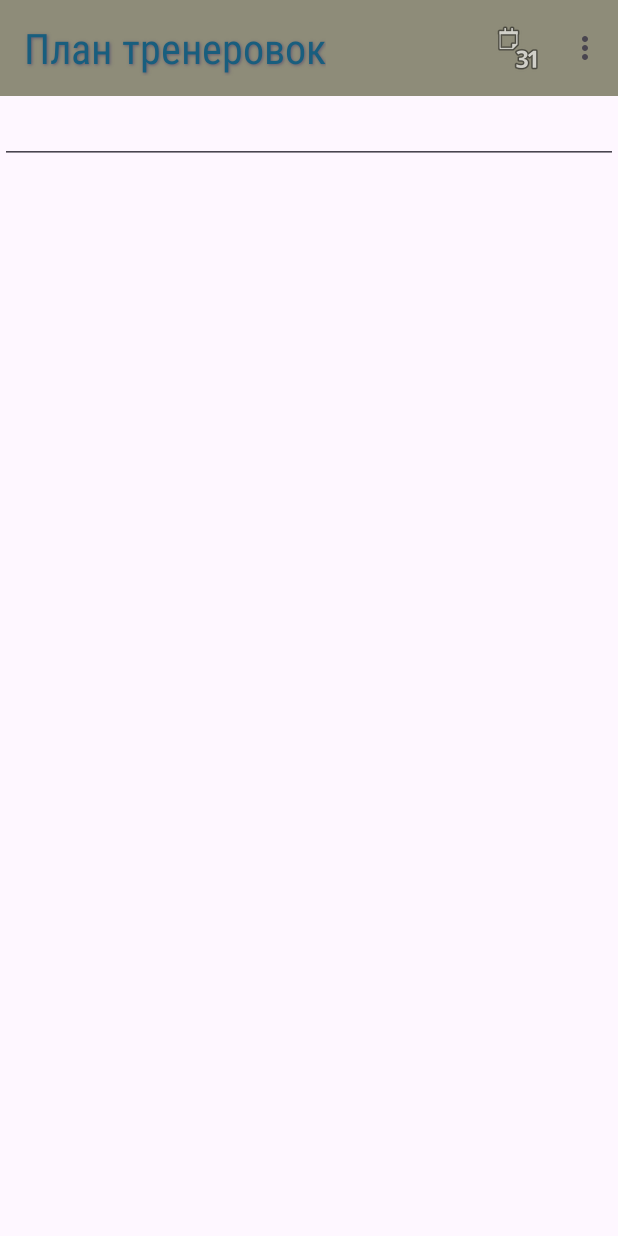
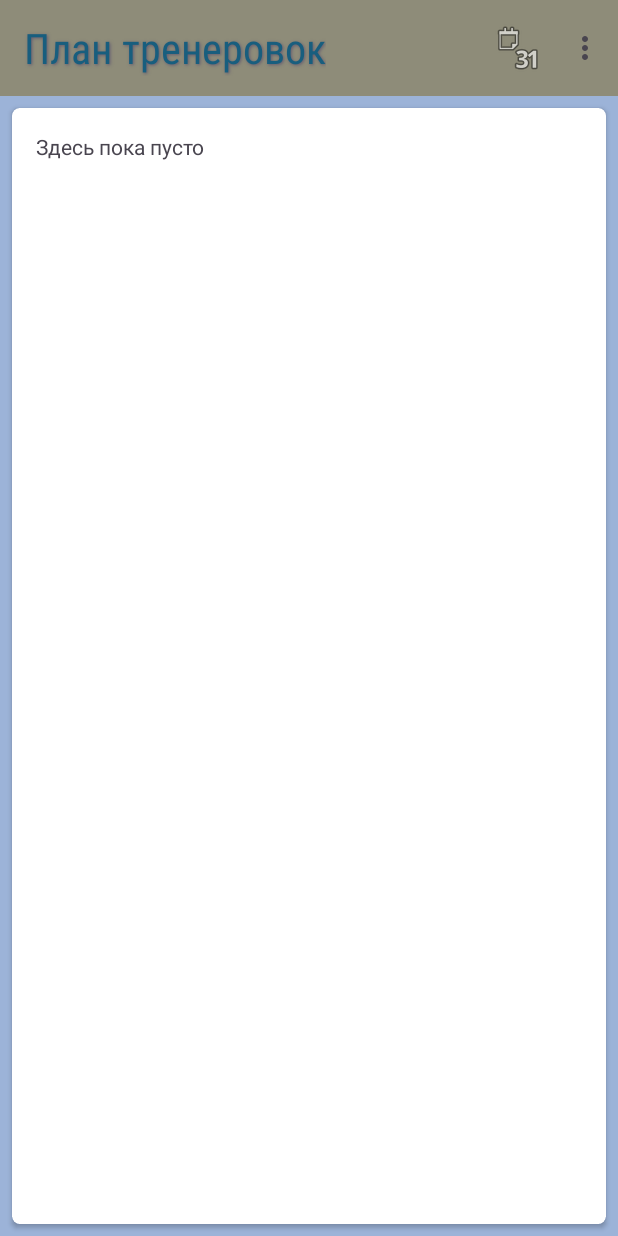
Before and after one commit to KotlyarovSergey/WorkoutSchedule, an Android app: the screen it shows after launch (MainActivity), after a tap on "История", on a phone screen of 412 x 824 dp. Run offline under Robolectric (Android 15) with nearby library versions, the phone set to English and light mode, and no system bars; our stand-ins replace data binding; Roboto replaces fonts that are not available here.

Commit message:
save/load history

```diff
--- a/app/src/main/java/com/ksv/workoutschedule/view/HistoryFragment.kt
+++ b/app/src/main/java/com/ksv/workoutschedule/view/HistoryFragment.kt
@@ -6,19 +6,43 @@ import android.view.View
 import android.view.ViewGroup
 import androidx.fragment.app.Fragment
 import com.ksv.workoutschedule.R
+import com.ksv.workoutschedule.databinding.FragmentHistoryBinding
+import com.ksv.workoutschedule.util.Repository
 
 class HistoryFragment : Fragment() {
 //    private val mainViewModel: MainViewModel by viewModels()
+    private var _binding: FragmentHistoryBinding? = null
+    private val binding get() = _binding!!
 
 
     override fun onCreateView(
-        inflater: LayoutInflater, container: ViewGroup?,
-        savedInstanceState: Bundle?
+        inflater: LayoutInflater, container: ViewGroup?, savedInstanceState: Bundle?
     ): View? {
-//        mainViewModel.openHistory()
+        _binding = FragmentHistoryBinding.inflate(inflater)
 
-        return inflater.inflate(R.layout.fragment_history, container, false)
+        val historyList = loadHistoryList()
+        showHistoryList(historyList)
+
+        return binding.root
+//        return inflater.inflate(R.layout.fragment_history, container, false)
     }
 
+    override fun onDestroy() {
+        super.onDestroy()
+        _binding = null
+    }
+
+    private fun loadHistoryList(): List<String> {
+        val repo = Repository(requireContext())
+        return repo.loadHistory()
+    }
+
+    private fun showHistoryList(list: List<String>)
+    {
+        for (line in list) {
+            binding.historyEdittext.append(line)
+            binding.historyEdittext.append("\n")
+        }
+    }
 
 }
--- a/app/src/main/java/com/ksv/workoutschedule/view/WorkoutFragment.kt
+++ b/app/src/main/java/com/ksv/workoutschedule/view/WorkoutFragment.kt
@@ -14,9 +14,6 @@ class WorkoutFragment : Fragment() {
     private var _binding: FragmentWorkoutBinding? = null
     private val binding get() = _binding!!
     private val workoutViewModel: WorkoutViewModel by viewModels()
-//    private val mainViewModel: MainViewModel by viewModels(
-//        ownerProducer = {Ma}
-//    )
 
     override fun onCreateView(
         inflater: LayoutInflater, container: ViewGroup?,
@@ -26,9 +23,6 @@ class WorkoutFragment : Fragment() {
         workoutViewModel.openWorkoutFragment(requireContext())
         binding.viewModel = workoutViewModel
         binding.lifecycleOwner = viewLifecycleOwner
-//        mainViewModel.openWorkoutFragment()
-
-
         return binding.root
     }
 
--- a/app/src/main/res/layout/fragment_history.xml
+++ b/app/src/main/res/layout/fragment_history.xml
@@ -1,21 +1,34 @@
 <?xml version="1.0" encoding="utf-8"?>
+<layout xmlns:android="http://schemas.android.com/apk/res/android"
+    xmlns:app="http://schemas.android.com/apk/res-auto"
+    xmlns:tools="http://schemas.android.com/tools">
 
-<FrameLayout xmlns:android="http://schemas.android.com/apk/res/android"
-    xmlns:tools="http://schemas.android.com/tools"
+    <FrameLayout
         android:layout_width="match_parent"
         android:layout_height="match_parent"
+        android:background="#9CB3D8"
         tools:context=".view.HistoryFragment">
+
+        <androidx.cardview.widget.CardView
+            android:layout_width="match_parent"
+            android:layout_height="match_parent"
+            android:layout_margin="8dp"
+            android:background="#C0CAC8"
+            app:cardCornerRadius="5dp">
 
             <ScrollView
                 android:layout_width="match_parent"
-        android:layout_height="match_parent">
+                android:layout_height="match_parent"
+                android:layout_margin="16dp">
 
-        <androidx.appcompat.widget.AppCompatEditText
+                <androidx.appcompat.widget.AppCompatTextView
                     android:id="@+id/history_edittext"
                     android:layout_width="match_parent"
                     android:layout_height="wrap_content"
+                    android:textIsSelectable="true"
 
                     />
-
             </ScrollView>
+        </androidx.cardview.widget.CardView>
     </FrameLayout>
+</layout>
```
Also changed, not shown: app/src/main/java/com/ksv/workoutschedule/MainActivity.kt (+9 -2 lines), app/src/main/java/com/ksv/workoutschedule/model/WorkoutViewModel.kt (+5 -16 lines), app/src/main/java/com/ksv/workoutschedule/util/Repository.kt (+27 -5 lines), app/src/main/java/com/ksv/workoutschedule/view/SettingsFragment.kt (added, +22 -0 lines), app/src/main/res/layout/fragment_settings.xml (added, +18 -0 lines), app/src/main/res/values/strings.xml (+2 -26 lines). Lines whose indentation alone changed are shown as unchanged.
